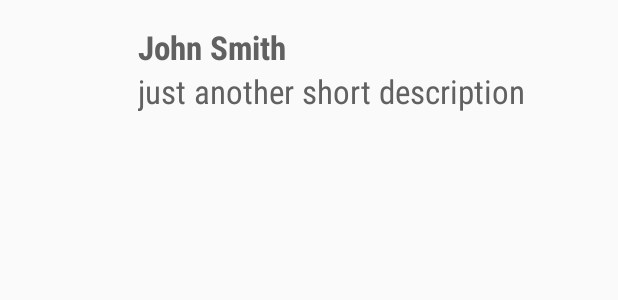
After one commit to TheBoyMoe/Android-Address-Book, an Android app: the layout list_item.xml on its own in the app's theme, with its tools: preview values and no code run, on a phone screen of 412 x 824 dp. The commit adds this screen. Shown: the top 300 px of the screen. Run offline under Robolectric (Android 15) with nearby library versions, the phone set to English and light mode, and no system bars.

Commit message:
impl basic model item class and list_item layout

```diff
--- /dev/null
+++ b/app/src/main/res/layout/list_item.xml
@@ -0,0 +1,37 @@
+<?xml version="1.0" encoding="utf-8"?>
+<LinearLayout xmlns:android="http://schemas.android.com/apk/res/android"
+              xmlns:tools="http://schemas.android.com/tools"
+              android:orientation="horizontal"
+              android:padding="@dimen/normal"
+              android:layout_width="match_parent"
+              android:layout_height="wrap_content">
+
+    <ImageView
+        android:id="@+id/model_icon"
+        android:layout_width="@dimen/list_item_icon_size"
+        android:layout_height="@dimen/list_item_icon_size"
+        android:layout_marginEnd="@dimen/normal"
+        android:layout_marginRight="@dimen/normal"
+        tools:ignore="ContentDescription"/>
+
+    <LinearLayout
+        android:layout_gravity="center_vertical"
+        android:orientation="vertical"
+        android:layout_width="0dp"
+        android:layout_weight="1"
+        android:layout_height="wrap_content">
+
+        <TextView
+            android:id="@+id/model_title"
+            tools:text="John Smith"
+            style="@style/TextStyle.ModelItem.Title"/>
+
+        <TextView
+            android:id="@+id/model_description"
+            tools:text="just another short description"
+            style="@style/TextStyle.ModelItem.Description"/>
+
+    </LinearLayout>
+
+
+</LinearLayout>
--- a/app/src/main/res/values/dimens.xml
+++ b/app/src/main/res/values/dimens.xml
@@ -9,10 +9,8 @@
     <dimen name="xlarge">48dp</dimen>
     <dimen name="xxlarge">56dp</dimen>
 
-    <dimen name="image_view_size">200dp</dimen>
-    <dimen name="grid_item_space">1dp</dimen>
-    <dimen name="small_thumbnail_size">80dp</dimen>
-    <dimen name="icon_size">40dp</dimen>
+
+    <dimen name="list_item_icon_size">60dp</dimen>
     <dimen name="navigation_drawer_header_height">192dp</dimen>
 
 </resources>
--- a/app/src/main/res/values/styles.xml
+++ b/app/src/main/res/values/styles.xml
@@ -78,5 +78,19 @@
         <item name="android:ellipsize">end</item>
     </style>
 
+    <style name="TextStyle.ModelItem">
+        <item name="android:textSize">22sp</item>
+        <item name="android:layout_width">match_parent</item>
+        <item name="android:layout_height">wrap_content</item>
+    </style>
+
+    <style name="TextStyle.ModelItem.Title">
+        <item name="android:textStyle">bold</item>
+    </style>
+
+    <style name="TextStyle.ModelItem.Description">
+
+    </style>
+
 
 </resources>
```
Also changed, not shown: app/src/main/java/com/example/demo/model/ModelItem.java (added, +32 -0 lines).
